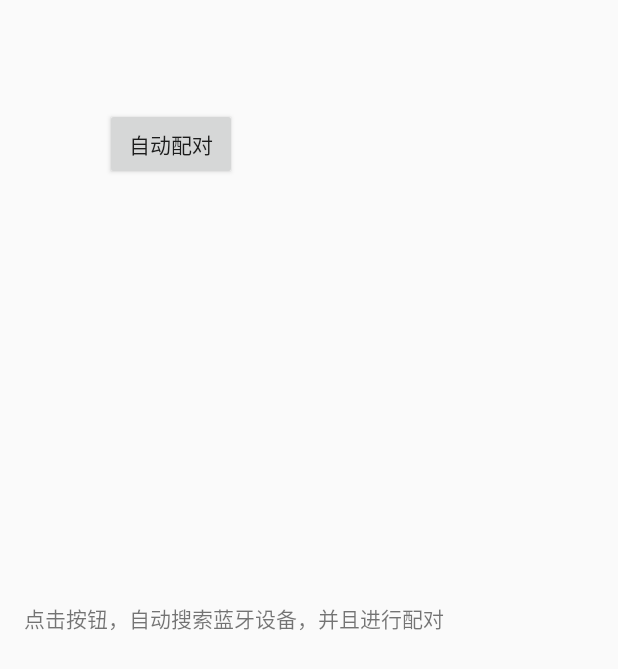
After one commit to donnyyou/MilitaryChessApp, an Android app: the layout activity_blue_tooth_match.xml on its own in the app's theme, with its tools: preview values and no code run, on a phone screen of 412 x 824 dp. The commit adds this screen. Shown: the top 669 px of the screen. Run offline under Robolectric (Android 15) with nearby library versions, the phone set to English and light mode, and no system bars.

Commit message:
Refactor the code & add bluetooth match function.

```diff
--- a/app/src/main/java/com/donny/militarychessapp/MainActivity.java
+++ b/app/src/main/java/com/donny/militarychessapp/main/MainActivity.java
@@ -1,7 +1,9 @@
-package com.donny.militarychessapp;
+package com.donny.militarychessapp.main;
 
 import android.support.v7.app.AppCompatActivity;
 import android.os.Bundle;
+
+import com.donny.militarychessapp.R;
 
 public class MainActivity extends AppCompatActivity {
 
--- /dev/null
+++ b/app/src/main/res/layout/activity_blue_tooth_match.xml
@@ -0,0 +1,28 @@
+<?xml version="1.0" encoding="utf-8"?>
+<RelativeLayout xmlns:android="http://schemas.android.com/apk/res/android"
+    xmlns:tools="http://schemas.android.com/tools"
+    android:id="@+id/activity_blue_tooth_match"
+    android:layout_width="match_parent"
+    android:layout_height="match_parent"
+    android:paddingBottom="@dimen/activity_vertical_margin"
+    android:paddingLeft="@dimen/activity_horizontal_margin"
+    android:paddingRight="@dimen/activity_horizontal_margin"
+    android:paddingTop="@dimen/activity_vertical_margin"
+    tools:context="com.donny.militarychessapp.bluetooth.BlueToothMatchActivity">
+    <Button
+        android:id="@+id/button1"
+        android:layout_width="wrap_content"
+        android:layout_height="wrap_content"
+        android:layout_alignParentLeft="true"
+        android:layout_alignParentTop="true"
+        android:layout_marginLeft="54dp"
+        android:layout_marginTop="56dp"
+        android:text="自动配对" />
+
+    <TextView
+        android:id="@+id/textView1"
+        android:layout_width="wrap_content"
+        android:layout_height="wrap_content"
+        android:layout_centerVertical="true"
+        android:text="点击按钮，自动搜索蓝牙设备，并且进行配对" />
+</RelativeLayout>
--- a/app/src/main/res/layout/activity_main.xml
+++ b/app/src/main/res/layout/activity_main.xml
@@ -8,7 +8,7 @@
     android:paddingLeft="@dimen/activity_horizontal_margin"
     android:paddingRight="@dimen/activity_horizontal_margin"
     android:paddingTop="@dimen/activity_vertical_margin"
-    tools:context="com.donny.militarychessapp.MainActivity">
+    tools:context="com.donny.militarychessapp.main.MainActivity">
 
     <TextView
         android:layout_width="wrap_content"
```
Also changed, not shown: app/src/main/AndroidManifest.xml (+13 -1 lines), app/src/main/java/com/donny/militarychessapp/bluetooth/BlueToothReceiver.java (added, +74 -0 lines), app/src/main/java/com/donny/militarychessapp/bluetooth/ClsUtils.java (added, +141 -0 lines).
